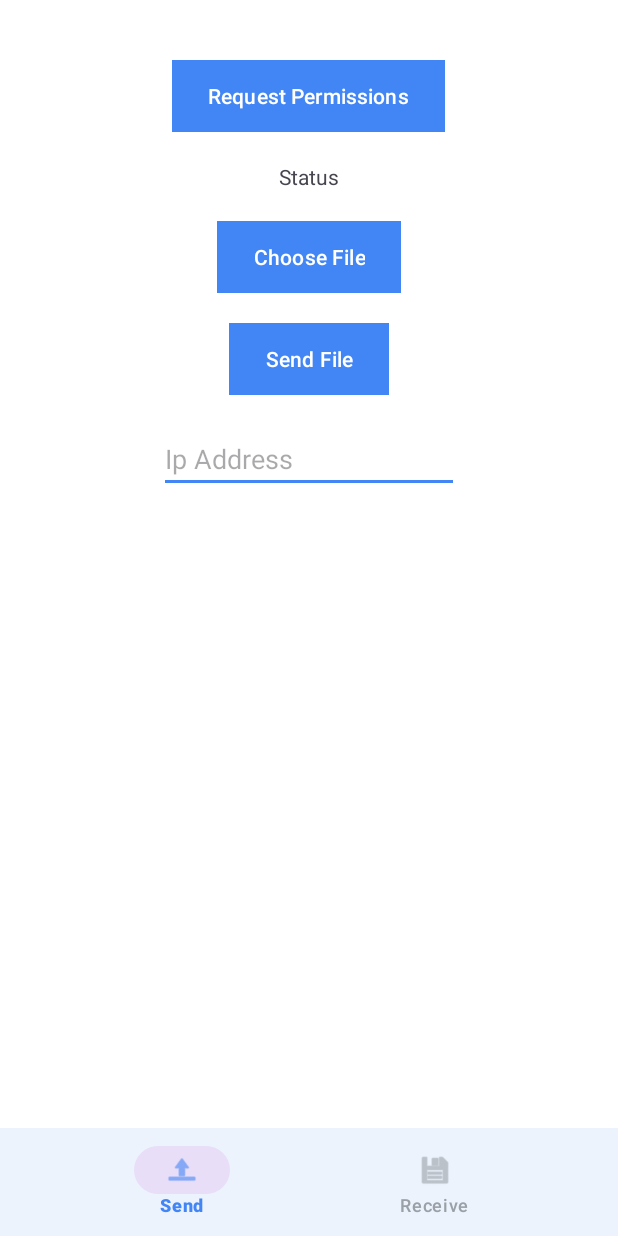
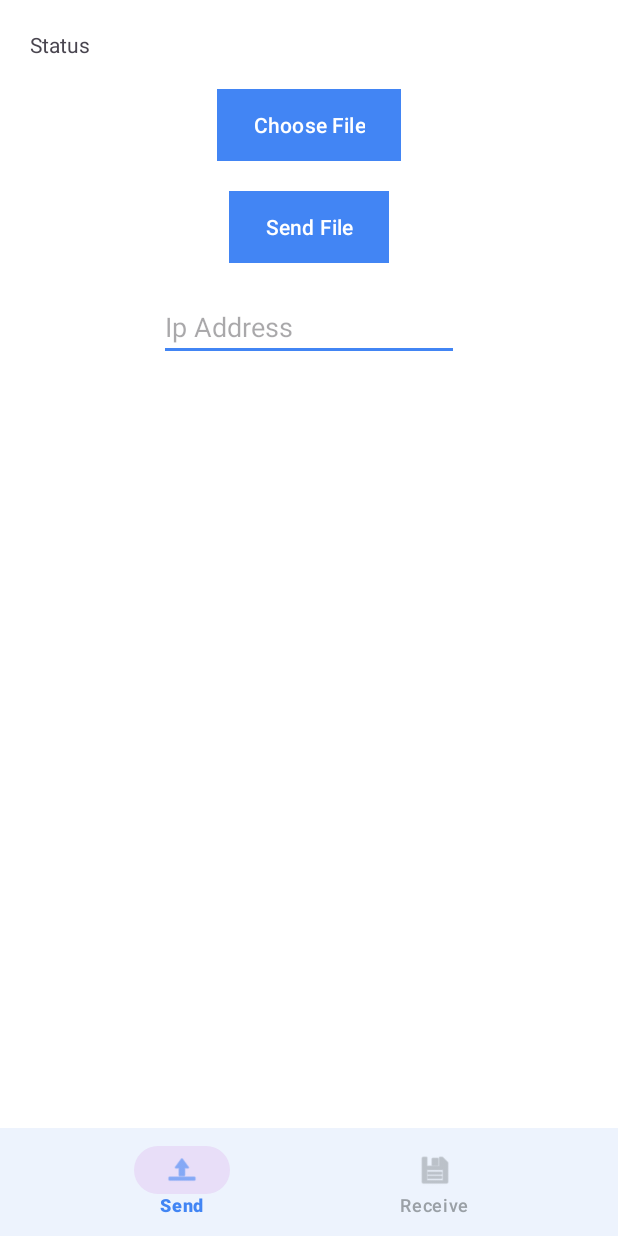
Before and after one commit to meteorgas/SecureShare-Android, an Android app: the screen it shows after launch (MainActivity), on a phone screen of 412 x 824 dp. Run offline under Robolectric (Android 15) with nearby library versions, the phone set to English and light mode, and no system bars; our stand-ins replace navigation-ui.

Commit message:
Remove Permissions

```diff
--- a/app/src/main/java/com/mazeppa/secureshare/ui/SendFragment.kt
+++ b/app/src/main/java/com/mazeppa/secureshare/ui/SendFragment.kt
@@ -13,17 +13,9 @@ import androidx.fragment.app.Fragment
 import androidx.lifecycle.lifecycleScope
 import com.mazeppa.secureshare.data.FileSender
 import com.mazeppa.secureshare.databinding.FragmentSendBinding
-import com.mazeppa.secureshare.utils.PermissionHandler
 import kotlinx.coroutines.launch
 
 class SendFragment : Fragment(), FileSender.FileSenderListener {
-
-    private val permissionLauncher = registerForActivityResult(
-        ActivityResultContracts.RequestMultiplePermissions()
-    ) {}
-    private val startActivityForResult = registerForActivityResult(
-        ActivityResultContracts.StartActivityForResult()
-    ) {}
 
     private lateinit var fileSender: FileSender
     private var selectedFileUri: Uri? = null
@@ -47,14 +39,6 @@ class SendFragment : Fragment(), FileSender.FileSenderListener {
     @SuppressLint("SetTextI18n")
     private fun setListeners() {
         binding.apply {
-            buttonRequestPermissions.setOnClickListener {
-                PermissionHandler.requestPermissions(
-                    permissionLauncher = permissionLauncher,
-                    startActivityForResult = startActivityForResult,
-                    packageName = binding.root.context.packageName,
-                )
-            }
-
             val filePickerLauncher = registerForActivityResult(
                 ActivityResultContracts.GetContent()
             ) { uri: Uri? ->
--- a/app/src/main/res/layout/fragment_send.xml
+++ b/app/src/main/res/layout/fragment_send.xml
@@ -9,21 +9,9 @@
     android:orientation="vertical"
     tools:context=".ui.MainActivity">
 
-    <com.google.android.material.button.MaterialButton
-        android:id="@+id/buttonRequestPermissions"
-        android:layout_width="wrap_content"
-        android:layout_height="wrap_content"
-        android:layout_gravity="center_horizontal"
-        android:layout_marginTop="40dp"
-        android:backgroundTint="@color/colorPrimary"
-        android:insetTop="0dp"
-        android:insetBottom="0dp"
-        android:text="@string/text_request_permissions"
-        app:cornerRadius="0dp" />
-
     <TextView
         android:id="@+id/textViewStatusText"
-        android:layout_width="wrap_content"
+        android:layout_width="match_parent"
         android:layout_height="wrap_content"
         android:layout_gravity="center_horizontal"
         android:layout_marginHorizontal="20dp"
```
Also changed, not shown: app/src/main/AndroidManifest.xml (+0 -8 lines), app/src/main/java/com/mazeppa/secureshare/ui/ReceiveFragment.kt (+0 -9 lines), app/src/main/java/com/mazeppa/secureshare/utils/PermissionHandler.kt (deleted, +0 -54 lines), app/src/main/res/layout/fragment_receive.xml (+1 -13 lines).
